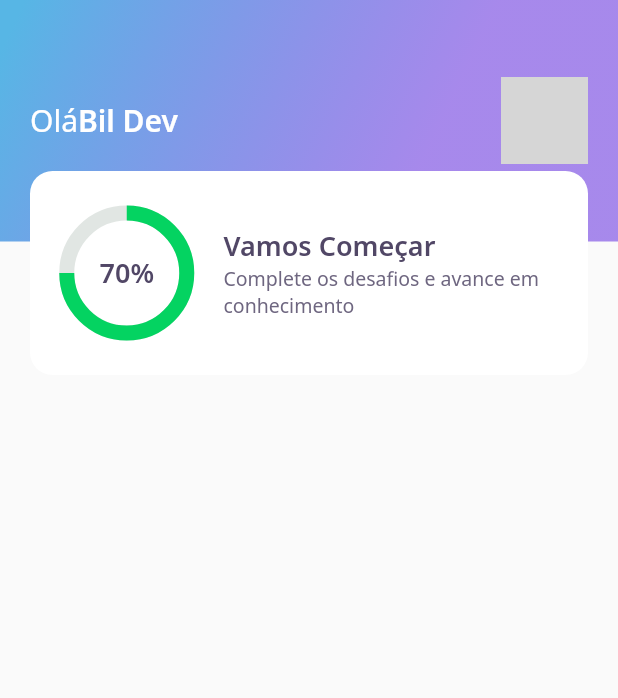
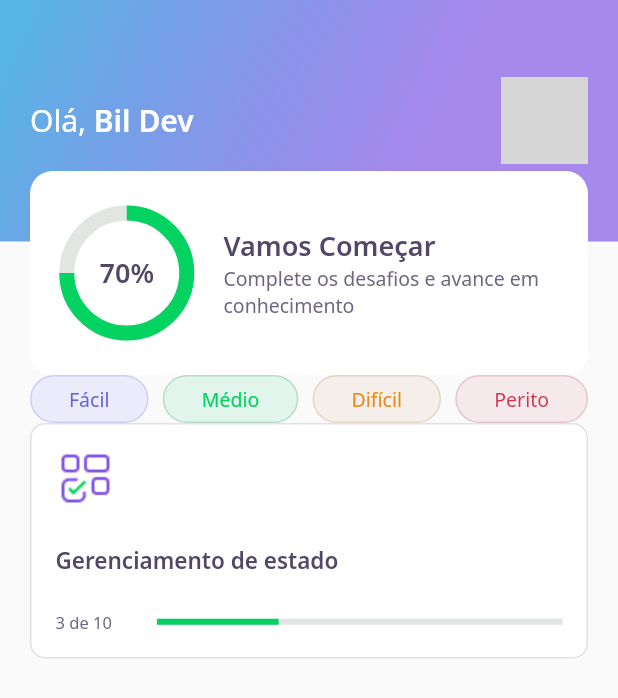
Before and after one commit to felipenjonas/nlw5-flutter, a Flutter app: the screen it shows after launch, on a phone screen of 412 x 824 dp. Shown: the top 698 px of the screen. Run offline on Flutter 3.47's test engine with Material 2 defaults, Android fonts, the phone set to English and light mode, and no system bars; our stand-ins replace google_fonts; network calls fail; grey boxes are pictures that could not be loaded.

```diff
--- a/devquiz/lib/home/home_page.dart
+++ b/devquiz/lib/home/home_page.dart
@@ -1,4 +1,6 @@
 import 'package:devquiz/home/widgets/appbar/app_bar_widget.dart';
+import 'package:devquiz/home/widgets/level_button/level_button_widget.dart';
+import 'package:devquiz/home/widgets/quiz_card/quiz_card_widget.dart';
 import 'package:flutter/material.dart';
 
 class HomePage extends StatefulWidget {
@@ -14,6 +16,25 @@ class _HomePageState extends State<HomePage> {
   Widget build(BuildContext context) {
     return Scaffold(
       appBar: AppBarWidget(),
+      body: Padding(
+        //Padding para que tenha espaço entre a borda da tela
+        padding: const EdgeInsets.symmetric(horizontal: 20),
+        child: Column(
+          children: [
+            Row(
+              mainAxisAlignment:
+                  MainAxisAlignment.spaceBetween, //Espaçamentos entre eles
+              children: [
+                LevelButtonWidget(label: "Fácil"),
+                LevelButtonWidget(label: "Médio"),
+                LevelButtonWidget(label: "Difícil"),
+                LevelButtonWidget(label: "Perito"),
+              ],
+            ),
+            QuizCardWidget()
+          ],
+        ),
+      ),
     );
   }
 }
--- a/devquiz/lib/home/widgets/appbar/app_bar_widget.dart
+++ b/devquiz/lib/home/widgets/appbar/app_bar_widget.dart
@@ -22,7 +22,7 @@ class AppBarWidget extends PreferredSize {
                     children: [
                       Text.rich(
                         TextSpan(
-                          text: "Olá",
+                          text: "Olá, ",
                           style: AppTextStyles.title,
                           children: [
                             TextSpan(
```
